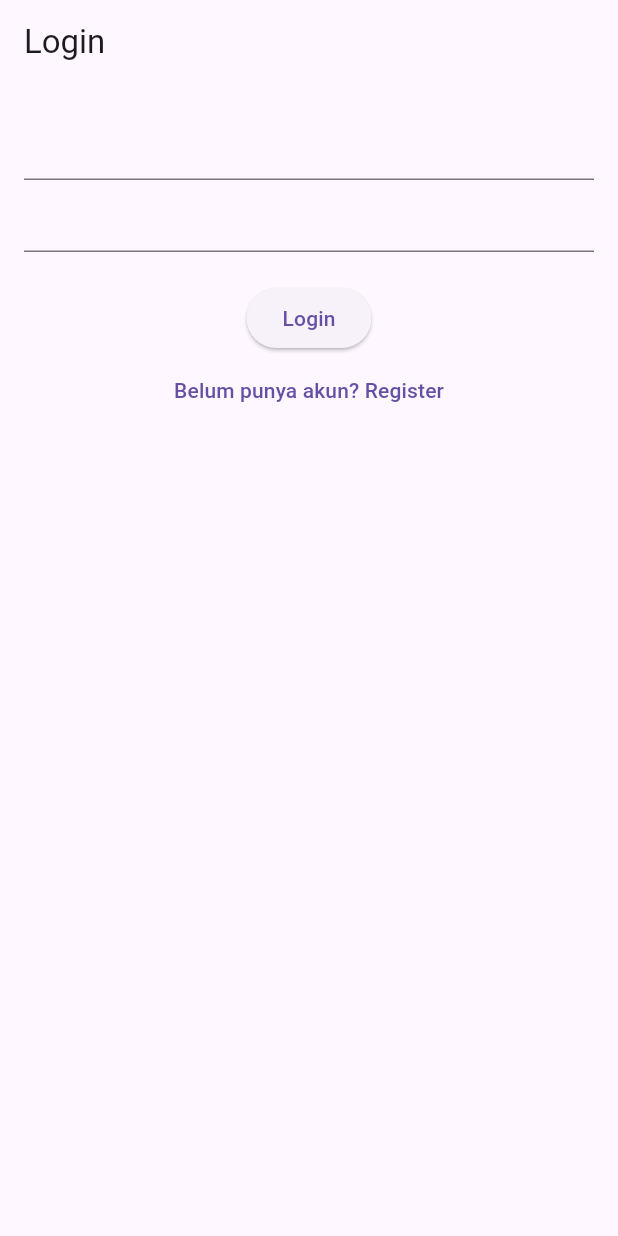
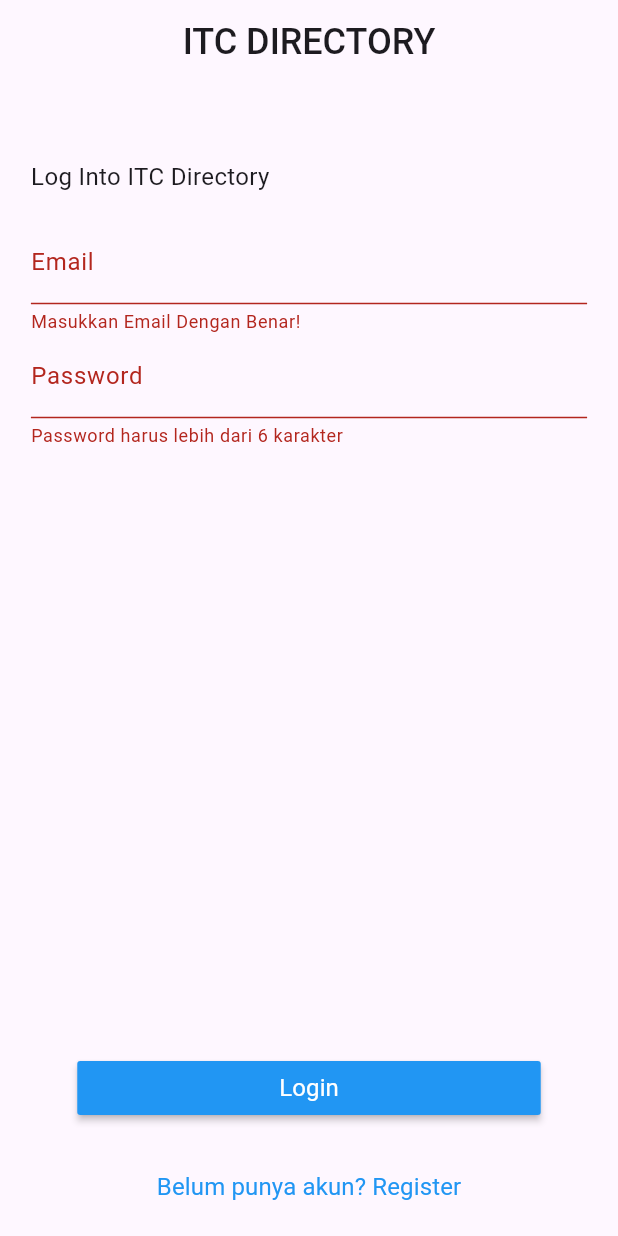
Before and after one commit to rizkyadde23/itc-the-seeker-2026-rizkyadde, a Flutter app: the screen it shows after launch, after a tap on "Login", on a phone screen of 412 x 824 dp. Run offline on Flutter 3.47's test engine with Material 3 defaults, Android fonts, the phone set to English and light mode, and no system bars; our stand-ins replace cloud_firestore, firebase_auth, firebase_core, get; accounts and stored records are empty.

Commit message:
style : login page

```diff
--- a/lib/pages/login_page.dart
+++ b/lib/pages/login_page.dart
@@ -4,29 +4,115 @@ import 'package:seeker/routes/app_routes.dart';
 import '../services/auth_service.dart';
 import '../services/firestore_service.dart';
 
-class LoginPage extends StatelessWidget {
+class LoginPage extends StatefulWidget {
   LoginPage({super.key});
+
+  @override
+  State<LoginPage> createState() => _LoginPageState();
+}
+
+class _LoginPageState extends State<LoginPage> {
+  double? deviceHeight, deviceWidth;
+
+  final GlobalKey<FormState> loginFormKey = GlobalKey<FormState>();
+
   final emailController = TextEditingController();
+
   final passwordController = TextEditingController();
 
   final authService = AuthService();
+
   final firestoreService = FirestoreService();
+  bool isLoading = false;
 
   @override
   Widget build(BuildContext context) {
+    deviceHeight = MediaQuery.of(context).size.height;
+    deviceWidth = MediaQuery.of(context).size.width;
     return Scaffold(
-      appBar: AppBar(title: Text("Login")),
-      body: Padding(
-        padding: const EdgeInsets.all(16),
-        child: Column(
+      appBar: AppBar(
+        title: Text(
+          "ITC DIRECTORY",
+          style: TextStyle(fontSize: 24, fontWeight: FontWeight.w500),
+        ),
+        centerTitle: true,
+      ),
+      body: SafeArea(
+        child: Padding(
+          padding: EdgeInsets.symmetric(horizontal: deviceWidth! * 0.05),
+          child: Stack(children: [mainUI(), if (isLoading) loadingWidget()]),
+        ),
+      ),
+    );
+  }
+
+  Center loadingWidget() {
+    return Center(
+      child: Container(
+        alignment: Alignment.center,
+        width: deviceWidth! * 0.30,
+        height: deviceHeight! * 0.15,
+        decoration: BoxDecoration(
+          color: Colors.white,
+          boxShadow: [
+            BoxShadow(color: Colors.black, blurRadius: 5, spreadRadius: 1),
+          ],
+        ),
+        child: CircularProgressIndicator(
+          color: const Color.fromARGB(255, 41, 117, 248),
+        ),
+      ),
+    );
+  }
+
+  Column mainUI() {
+    return Column(
+      mainAxisAlignment: MainAxisAlignment.spaceAround,
+      crossAxisAlignment: CrossAxisAlignment.center,
+      mainAxisSize: MainAxisSize.max,
       children: [
-            TextField(controller: emailController),
-            TextField(controller: passwordController, obscureText: true),
+        hintText(),
+        loginForm(),
 
-            SizedBox(height: 20),
+        Container(height: deviceHeight! * 0.4),
 
-            ElevatedButton(
-              onPressed: () async {
+        loginButton(),
+        registerButton(),
+      ],
+    );
+  }
+
+  TextButton registerButton() {
+    return TextButton(
+      onPressed: () {
+        Get.toNamed(AppRoutes.register);
+      },
+      child: Text(
+        "Belum punya akun? Register",
+        style: TextStyle(
+          fontSize: 16,
+          fontWeight: FontWeight.w400,
+          color: Colors.blue,
+        ),
+      ),
+    );
+  }
+
+  MaterialButton loginButton() {
+    return MaterialButton(
+      color: Colors.blue,
+      textColor: Colors.white,
+      minWidth: deviceWidth! * 0.75,
+      onPressed: isLoading
+          ? null
+          : () async {
+              if (loginFormKey.currentState!.validate()) {
+                loginFormKey.currentState!.save();
+                setState(() {
+                  isLoading = true;
+                });
+
+                try {
                   final user = await authService.login(
                     emailController.text,
                     passwordController.text,
@@ -34,25 +120,91 @@ class LoginPage extends StatelessWidget {
 
                   if (user != null) {
                     final role = await firestoreService.getUserRole(user.uid);
-
+                    setState(() {
+                      isLoading = false;
+                    });
                     if (role == 'admin') {
+                      Get.snackbar(
+                        "Login Berhasil",
+                        "Selamat Datang Di ITC Directory",
+                      );
                       Get.offAllNamed(AppRoutes.admin);
                     } else {
+                      Get.snackbar(
+                        "Login Berhasil",
+                        "Selamat Datang Di ITC Directory",
+                      );
                       Get.offAllNamed(AppRoutes.home);
                     }
                   }
+                } on Exception catch (e) {
+                  setState(() {
+                    isLoading = false;
+                  });
+                  String? errorMessage = e.toString();
+                  Get.snackbar("Login Gagal :", "Masukkan Email dan Password Dengan Benar");
+                  await Future.delayed(Duration(seconds: 2));
+                  Get.back();
+                }
+              }
             },
-              child: Text("Login"),
+      child: Text(
+        "Login",
+        style: TextStyle(fontSize: 16, fontWeight: FontWeight.w400),
       ),
-            TextButton(
-              onPressed: () {
-                Get.toNamed(AppRoutes.register);
+    );
+  }
+
+  Container loginForm() {
+    return Container(
+      height: deviceHeight! * 0.23,
+      child: Form(
+        key: loginFormKey,
+        child: Column(
+          children: [
+            TextFormField(
+              controller: emailController,
+              decoration: InputDecoration(labelText: "Email"),
+              onSaved: (newValue) => setState(() {
+                emailController.text = newValue!;
+              }),
+              validator: (value) {
+                bool result = value!.contains(
+                  RegExp(
+                    r"^[a-zA-Z0-9.!#$%&'*+/=?^_`{|}~-]+@[a-zA-Z0-9](?:[a-zA-Z0-9-]{0,61}[a-zA-Z0-9])?(?:\.[a-zA-Z0-9](?:[a-zA-Z0-9-]{0,61}[a-zA-Z0-9])?)*$",
+                  ),
+                );
+                return result ? null : "Masukkan Email Dengan Benar!";
               },
-              child: Text("Belum punya akun? Register"),
+            ),
+            TextFormField(
+              controller: passwordController,
+              obscureText: true,
+              decoration: InputDecoration(labelText: "Password"),
+              onSaved: (newValue) => setState(() {
+                passwordController.text = newValue!;
+              }),
+              validator: (value) {
+                if (value == null || value.length < 6) {
+                  return "Password harus lebih dari 6 karakter";
+                }
+                return null;
+              },
             ),
           ],
         ),
       ),
     );
   }
+
+  Container hintText() {
+    return Container(
+      padding: EdgeInsets.only(top: deviceHeight! * 0.05),
+      alignment: AlignmentGeometry.centerLeft,
+      child: Text(
+        "Log Into ITC Directory",
+        style: TextStyle(fontSize: 16, fontWeight: FontWeight.w400),
+      ),
+    );
   }
+}
```
Lines whose indentation alone changed are shown as unchanged.
